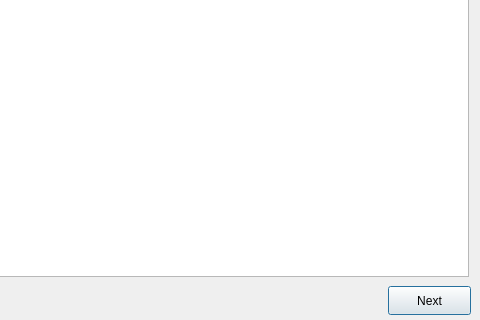
Old version of the form GUI/Final/secondwindow.ui in the repository aaryashah1010/Capstone-Sleepinducer; both pictures show x 562 to 1042 and y 204 to 524 of the 1042 by 524 pixel window.
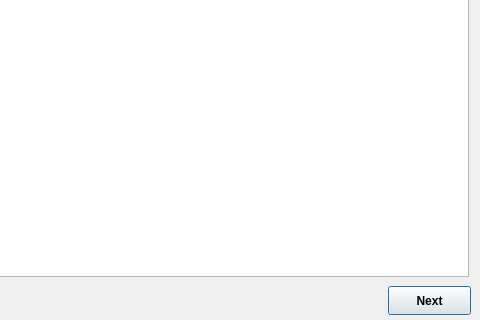
New version of the form.

The edit to the form file:
```diff
--- a/GUI/Final/secondwindow.ui
+++ b/GUI/Final/secondwindow.ui
@@ -10,6 +10,12 @@
     <height>524</height>
    </rect>
   </property>
+  <property name="sizePolicy">
+   <sizepolicy hsizetype="Fixed" vsizetype="Fixed">
+    <horstretch>0</horstretch>
+    <verstretch>0</verstretch>
+   </sizepolicy>
+  </property>
   <property name="windowTitle">
    <string>Student Details</string>
   </property>
@@ -32,6 +38,14 @@
      <height>29</height>
     </rect>
    </property>
+   <property name="font">
+    <font>
+     <bold>true</bold>
+    </font>
+   </property>
+   <property name="cursor">
+    <cursorShape>PointingHandCursor</cursorShape>
+   </property>
    <property name="text">
     <string>Next</string>
    </property>
```
